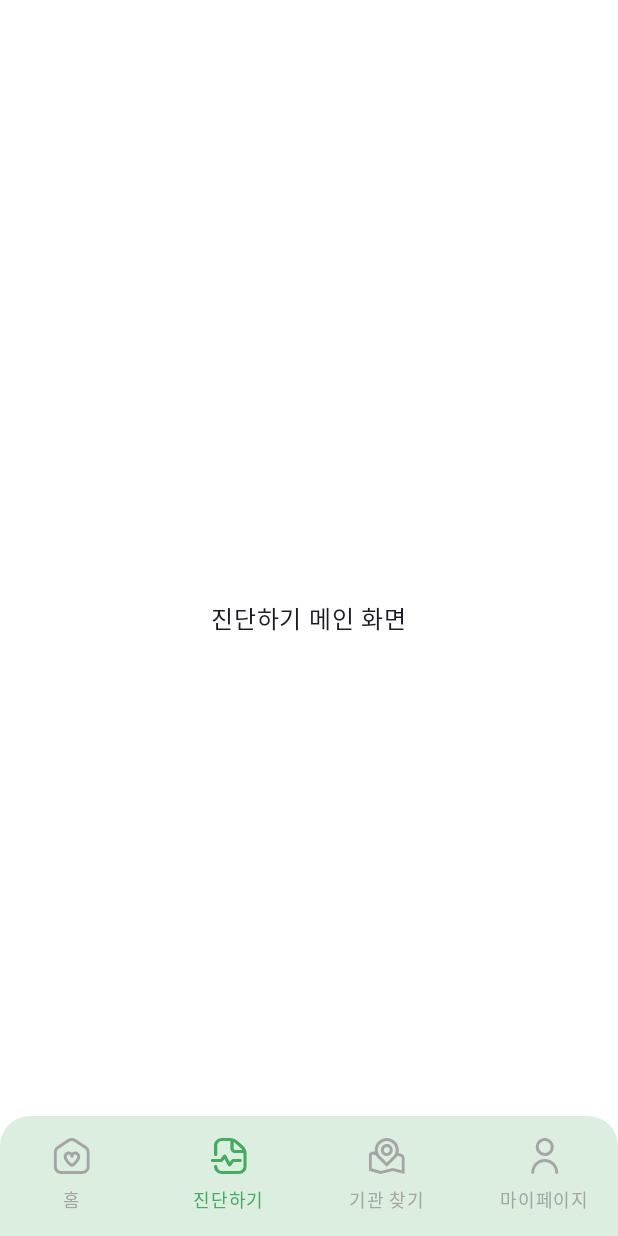
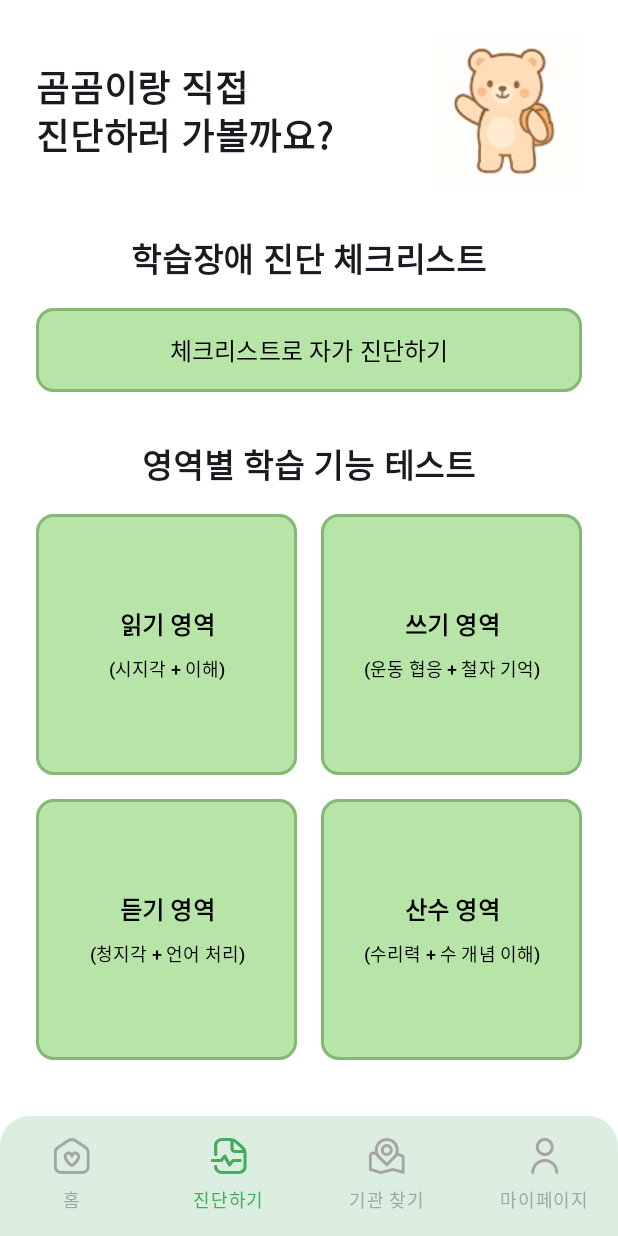
Before and after one commit to Team-Gomgomee/Gomgomee-Android, an Android app built with Jetpack Compose: the DiagnosisScreen screen opened through its navigation route, on a phone screen of 412 x 824 dp. Run offline under Robolectric (Android 15) with nearby library versions, the phone set to English and light mode, and no system bars.

Commit message:
#3 [feat] 진단하기 UI 구성

```diff
--- a/app/src/main/java/com/konkuk/gomgomee/presentation/diagnosis/DiagnosisScreen.kt
+++ b/app/src/main/java/com/konkuk/gomgomee/presentation/diagnosis/DiagnosisScreen.kt
@@ -1,28 +1,183 @@
-package com.konkuk.gomgomee.presentation.diagnosis
+package com.konkuk.gomgomee.presentation.findcare
 
+import androidx.compose.foundation.Image
 import androidx.compose.foundation.background
-import androidx.compose.foundation.layout.Arrangement
-import androidx.compose.foundation.layout.Column
-import androidx.compose.foundation.layout.fillMaxSize
-import androidx.compose.material3.Text
+import androidx.compose.foundation.border
+import androidx.compose.foundation.layout.*
+import androidx.compose.foundation.shape.RoundedCornerShape
+import androidx.compose.material3.*
 import androidx.compose.runtime.Composable
 import androidx.compose.ui.Alignment
 import androidx.compose.ui.Modifier
+import androidx.compose.ui.graphics.Color
+import androidx.compose.ui.res.painterResource
+import androidx.compose.ui.text.font.FontWeight
+import androidx.compose.ui.text.style.TextAlign
+import androidx.compose.ui.unit.dp
+import androidx.compose.ui.unit.sp
+import com.konkuk.gomgomee.R
 import com.konkuk.gomgomee.ui.theme.White
+
+// 연두색 계열의 색상 정의
+private val LightGreen = Color(0xFFB7E4A7)
+private val DarkGreen = Color(0xFF86B875)
 
 @Composable
 fun DiagnosisScreen(
-    modifier: Modifier = Modifier
+    modifier: Modifier = Modifier,
+    onSelfDiagnosisClick: () -> Unit = {},
+    onReadingAreaClick: () -> Unit = {},
+    onWritingAreaClick: () -> Unit = {},
+    onListeningAreaClick: () -> Unit = {},
+    onMathAreaClick: () -> Unit = {}
 ) {
     Column(
         modifier = modifier
             .fillMaxSize()
-            .background(White),
+            .background(White)
+            .padding(24.dp),
         horizontalAlignment = Alignment.CenterHorizontally,
-        verticalArrangement = Arrangement.Center
+        verticalArrangement = Arrangement.spacedBy(32.dp)
     ) {
-        Text(
-            text = "진단하기 메인 화면"
-        )
+        // 상단 텍스트와 캐릭터 이미지
+        Row(
+            modifier = Modifier.fillMaxWidth(),
+            horizontalArrangement = Arrangement.SpaceBetween,
+            verticalAlignment = Alignment.CenterVertically
+        ) {
+            Text(
+                text = "곰곰이랑 직접\n진단하러 가볼까요?",
+                fontSize = 24.sp,
+                fontWeight = FontWeight.Bold,
+                lineHeight = 32.sp
+            )
+            Image(
+                painter = painterResource(id = R.drawable.ic_bear_diagnosis),
+                contentDescription = "곰곰이 캐릭터",
+                modifier = Modifier.size(100.dp)
+            )
+        }
+
+        // 자가 진단 테스트 섹션
+        Column(
+            horizontalAlignment = Alignment.CenterHorizontally,
+            verticalArrangement = Arrangement.spacedBy(16.dp)
+        ) {
+            Text(
+                text = "학습장애 진단 체크리스트",
+                fontSize = 22.sp,
+                fontWeight = FontWeight.Bold
+            )
+            Button(
+                onClick = onSelfDiagnosisClick,
+                modifier = Modifier
+                    .fillMaxWidth()
+                    .border(2.dp, DarkGreen, RoundedCornerShape(12.dp)),
+                shape = RoundedCornerShape(12.dp),
+                colors = ButtonDefaults.buttonColors(
+                    containerColor = LightGreen,
+                    contentColor = Color.Black
+                )
+            ) {
+                Text(
+                    text = "체크리스트로 자가 진단하기",
+                    fontSize = 16.sp,
+                    modifier = Modifier.padding(vertical = 8.dp)
+                )
+            }
+        }
+
+        // 영역별 테스트 섹션
+        Column(
+            horizontalAlignment = Alignment.CenterHorizontally,
+            verticalArrangement = Arrangement.spacedBy(16.dp),
+            modifier = Modifier.weight(1f)
+        ) {
+            Text(
+                text = "영역별 학습 기능 테스트",
+                fontSize = 22.sp,
+                fontWeight = FontWeight.Bold
+            )
+
+            // 2x2 그리드 버튼
+            Column(
+                verticalArrangement = Arrangement.spacedBy(16.dp),
+                modifier = Modifier.fillMaxWidth()
+            ) {
+                Row(
+                    modifier = Modifier.fillMaxWidth(),
+                    horizontalArrangement = Arrangement.spacedBy(16.dp)
+                ) {
+                    AreaButton(
+                        title = "읽기 영역",
+                        subtitle = "시지각 + 이해",
+                        onClick = onReadingAreaClick,
+                        modifier = Modifier.weight(1f)
+                    )
+                    AreaButton(
+                        title = "쓰기 영역",
+                        subtitle = "운동 협응 + 철자 기억",
+                        onClick = onWritingAreaClick,
+                        modifier = Modifier.weight(1f)
+                    )
+                }
+                Row(
+                    modifier = Modifier.fillMaxWidth(),
+                    horizontalArrangement = Arrangement.spacedBy(16.dp)
+                ) {
+                    AreaButton(
+                        title = "듣기 영역",
+                        subtitle = "청지각 + 언어 처리",
+                        onClick = onListeningAreaClick,
+                        modifier = Modifier.weight(1f)
+                    )
+                    AreaButton(
+                        title = "산수 영역",
+                        subtitle = "수리력 + 수 개념 이해",
+                        onClick = onMathAreaClick,
+                        modifier = Modifier.weight(1f)
+                    )
+                }
+            }
+        }
     }
 }
+
+@Composable
+private fun AreaButton(
+    title: String,
+    subtitle: String,
+    onClick: () -> Unit,
+    modifier: Modifier = Modifier
+) {
+    Button(
+        onClick = onClick,
+        modifier = modifier
+            .aspectRatio(1f)  // 정사각형 비율 설정
+            .border(2.dp, DarkGreen, RoundedCornerShape(12.dp)),
+        shape = RoundedCornerShape(12.dp),
+        colors = ButtonDefaults.buttonColors(
+            containerColor = LightGreen,
+            contentColor = Color.Black
+        )
+    ) {
+        Column(
+            horizontalAlignment = Alignment.CenterHorizontally,
+            verticalArrangement = Arrangement.Center,
+            modifier = Modifier.fillMaxSize()
+        ) {
+            Text(
+                text = title,
+                fontSize = 16.sp,
+                fontWeight = FontWeight.Bold,
+                textAlign = TextAlign.Center
+            )
+            Spacer(modifier = Modifier.height(8.dp))
+            Text(
+                text = "($subtitle)",
+                fontSize = 12.sp,
+                textAlign = TextAlign.Center
+            )
+        }
+    }
+}
--- a/app/src/main/java/com/konkuk/gomgomee/presentation/navigation/GomgomeeNavGraph.kt
+++ b/app/src/main/java/com/konkuk/gomgomee/presentation/navigation/GomgomeeNavGraph.kt
@@ -5,7 +5,7 @@ import androidx.compose.ui.Modifier
 import androidx.navigation.NavHostController
 import androidx.navigation.compose.NavHost
 import androidx.navigation.compose.composable
-import com.konkuk.gomgomee.presentation.diagnosis.DiagnosisScreen
+import com.konkuk.gomgomee.presentation.findcare.DiagnosisScreen
 import com.konkuk.gomgomee.presentation.findcare.FindCareScreen
 import com.konkuk.gomgomee.presentation.home.HomeDetailScreen
 import com.konkuk.gomgomee.presentation.home.HomeScreen
```
Also changed, not shown: app/src/main/res/drawable/ic_bear_diagnosis.png (added).
